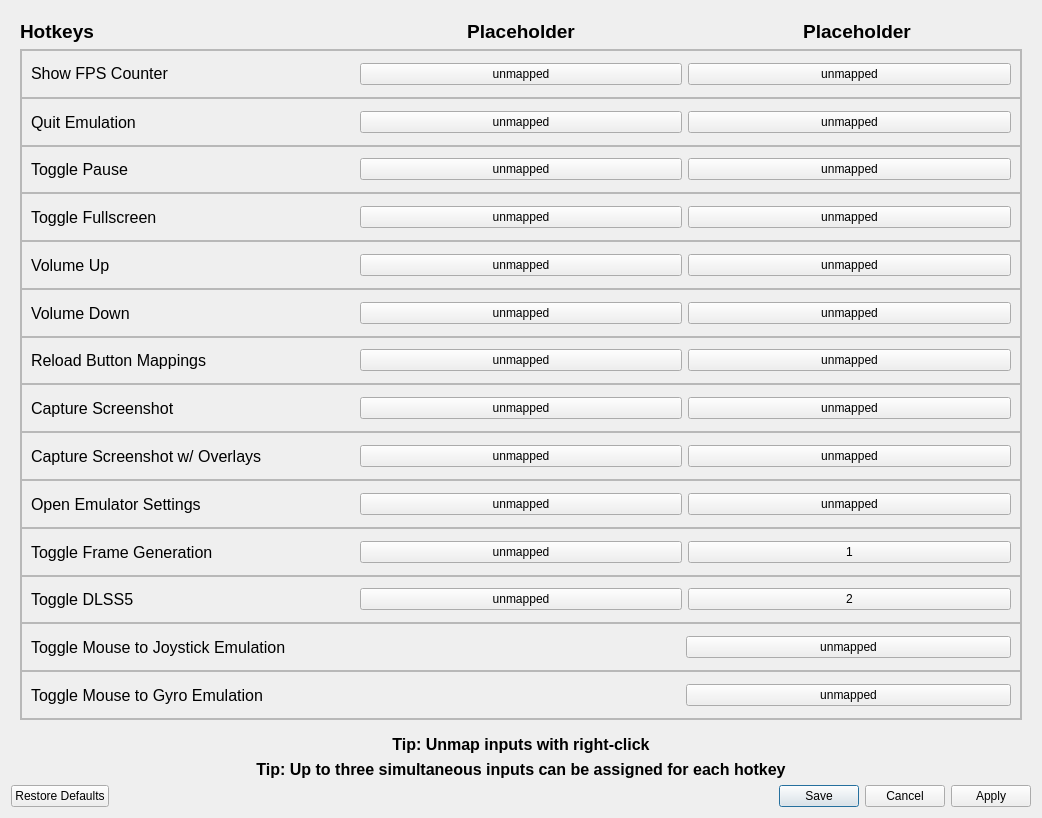
Before: the Qt Designer form src/qt_gui/hotkeys.ui in vsajjadx/shadps4-qtlauncher, drawn with Qt 5.
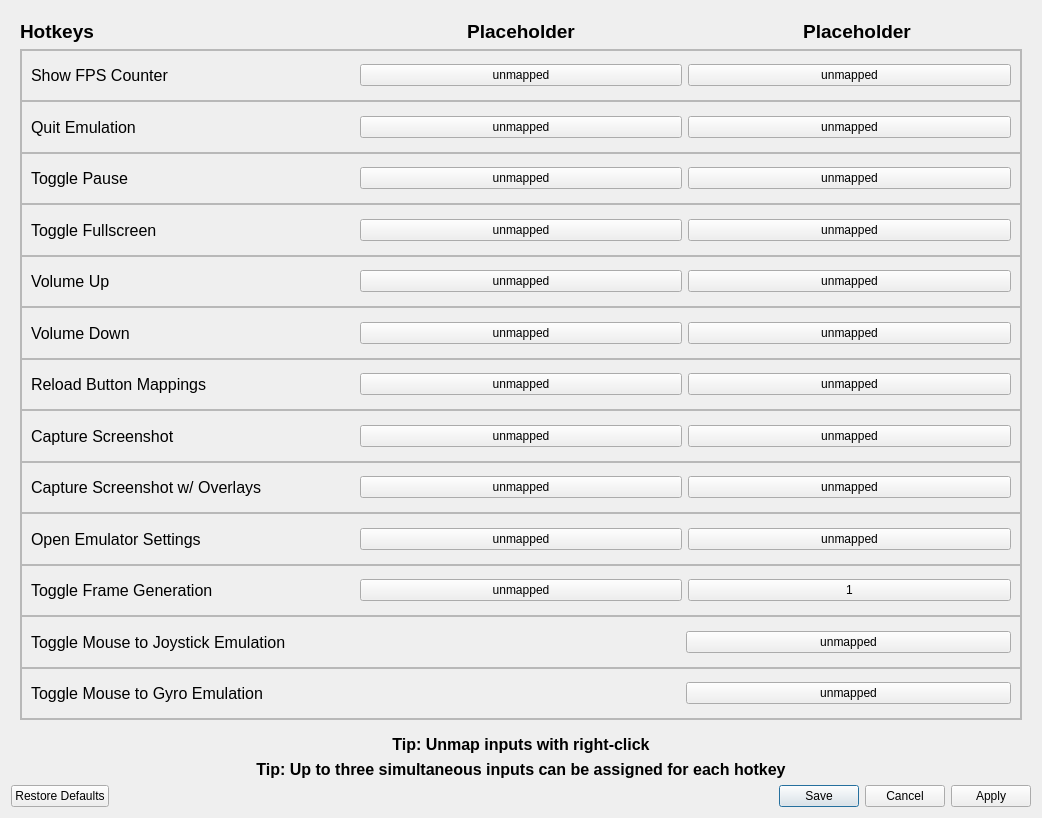
After: the same form once the commit is applied. Custom widgets are drawn as their Qt base class.

Diff of the .ui file:
```diff
--- a/src/qt_gui/hotkeys.ui
+++ b/src/qt_gui/hotkeys.ui
@@ -724,69 +724,6 @@
               </layout>
              </widget>
             </item>
-            <item>
-             <widget class="QFrame" name="dlss5Frame">
-              <property name="frameShape">
-               <enum>QFrame::Shape::StyledPanel</enum>
-              </property>
-              <property name="frameShadow">
-               <enum>QFrame::Shadow::Raised</enum>
-              </property>
-              <layout class="QHBoxLayout" name="horizontalLayout_dlss5">
-               <item>
-                <widget class="QLabel" name="dlss5Label">
-                 <property name="sizePolicy">
-                  <sizepolicy hsizetype="Expanding" vsizetype="Preferred">
-                   <horstretch>0</horstretch>
-                   <verstretch>0</verstretch>
-                  </sizepolicy>
-                 </property>
-                 <property name="font">
-                  <font>
-                   <pointsize>12</pointsize>
-                   <bold>false</bold>
-                  </font>
-                 </property>
-                 <property name="text">
-                  <string>Toggle DLSS5</string>
-                 </property>
-                 <property name="wordWrap">
-                  <bool>true</bool>
-                 </property>
-                </widget>
-               </item>
-               <item>
-                <widget class="QRightClickButton" name="dlss5ButtonPad">
-                 <property name="sizePolicy">
-                  <sizepolicy hsizetype="Expanding" vsizetype="Fixed">
-                   <horstretch>0</horstretch>
-                   <verstretch>0</verstretch>
-                  </sizepolicy>
-                 </property>
-                 <property name="text">
-                  <string>unmapped</string>
-                 </property>
-                </widget>
-               </item>
-               <item>
-                <widget class="QRightClickButton" name="dlss5ButtonKB">
-                 <property name="sizePolicy">
-                  <sizepolicy hsizetype="Expanding" vsizetype="Fixed">
-                   <horstretch>0</horstretch>
-                   <verstretch>0</verstretch>
-                  </sizepolicy>
-                 </property>
-                 <property name="focusPolicy">
-                  <enum>Qt::FocusPolicy::NoFocus</enum>
-                 </property>
-                 <property name="text">
-                  <string>2</string>
-                 </property>
-                </widget>
-               </item>
-              </layout>
-             </widget>
-            </item>
                         <item>
              <widget class="QFrame" name="mouseJoystickFrame">
               <property name="frameShape">
```
